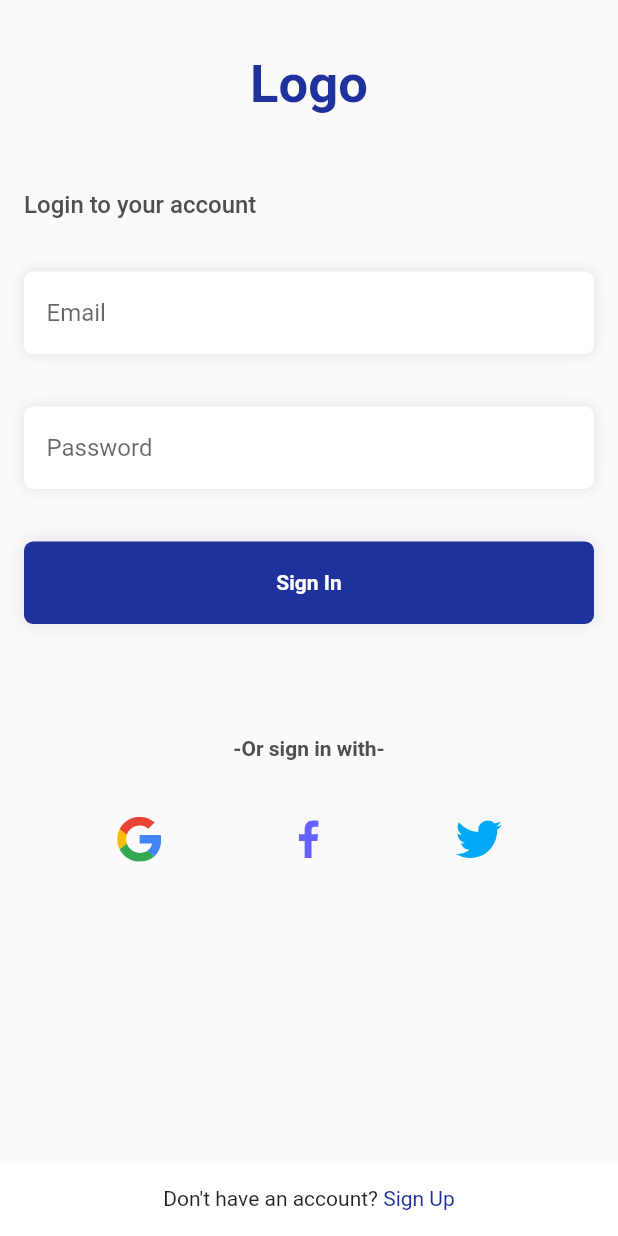
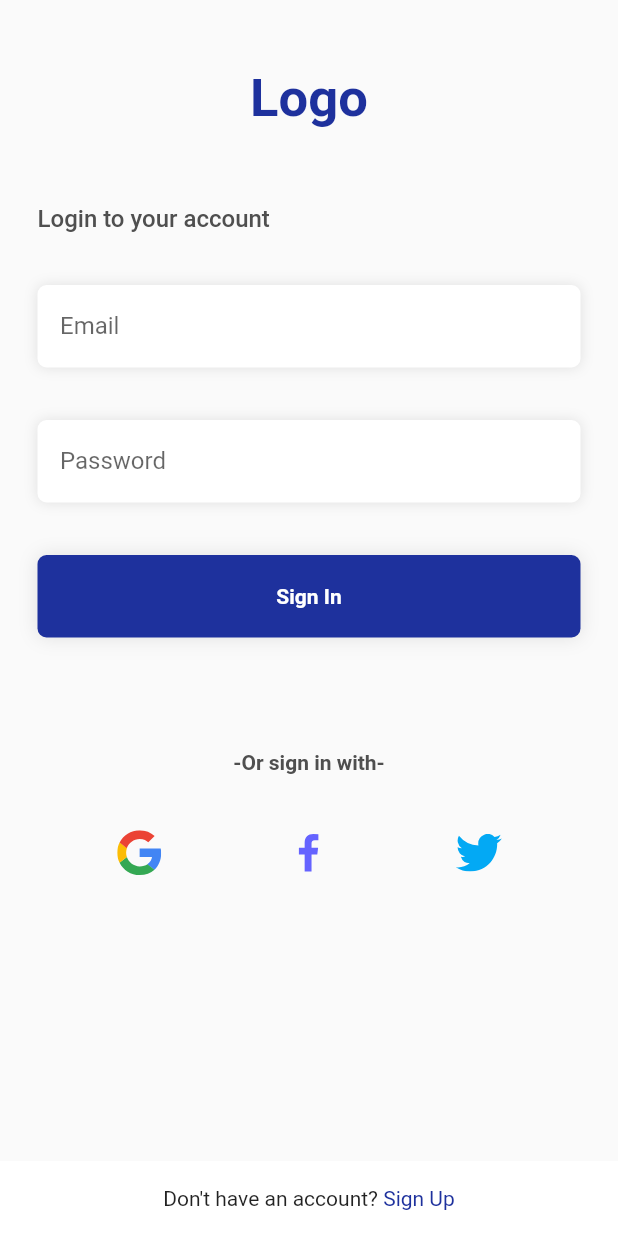
Before and after one commit to Lukman-bot/flutter_hello_world, a Flutter app: the screen it shows after launch, on a phone screen of 412 x 824 dp. Run offline on Flutter 3.47's test engine with Material 2 defaults, Android fonts, the phone set to English and light mode, and no system bars; our stand-ins replace flutter_svg, get, hexcolor.

Commit message:
init 28/12/2022

```diff
--- a/lib/view/login.view.dart
+++ b/lib/view/login.view.dart
@@ -17,7 +17,7 @@ class LoginView extends StatelessWidget {
         child: SafeArea(
           child: Container(
             width: double.infinity,
-            padding: const EdgeInsets.all(16.0),
+            padding: const EdgeInsets.all(25.0),
             child: Column(
               crossAxisAlignment: CrossAxisAlignment.start,
               children: [
```
